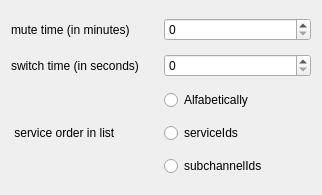
Above: forms/config-helper.ui from JvanKatwijk/qt-dab before the change. Below: the same form after it.
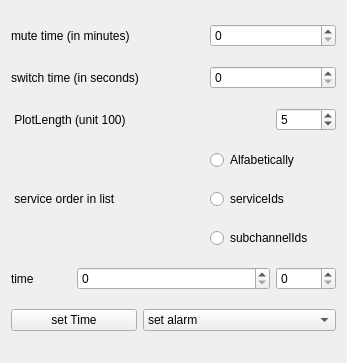
That is the form after the change.

The edit to the form file:
```diff
--- a/forms/config-helper.ui
+++ b/forms/config-helper.ui
@@ -6,43 +6,63 @@
    <rect>
     <x>0</x>
     <y>0</y>
-    <width>322</width>
-    <height>195</height>
+    <width>347</width>
+    <height>363</height>
    </rect>
   </property>
   <property name="windowTitle">
    <string>Configuration</string>
   </property>
   <layout class="QGridLayout" name="gridLayout">
-   <item row="0" column="0">
+   <item row="0" column="0" colspan="2">
     <widget class="QLabel" name="label">
      <property name="text">
       <string>mute time (in minutes)</string>
      </property>
     </widget>
    </item>
-   <item row="0" column="1">
+   <item row="0" column="3" colspan="2">
     <widget class="QSpinBox" name="muteTimeSetting">
      <property name="toolTip">
       <string>Set here the mute time in minutes</string>
      </property>
     </widget>
    </item>
-   <item row="1" column="0">
+   <item row="1" column="0" colspan="3">
     <widget class="QLabel" name="label_2">
      <property name="text">
       <string>switch time (in seconds)</string>
      </property>
     </widget>
    </item>
-   <item row="1" column="1">
+   <item row="1" column="3" colspan="2">
     <widget class="QSpinBox" name="switchTimeSetting">
      <property name="toolTip">
       <string>Set here the delay, when searching for data in a channel, in seconds</string>
      </property>
     </widget>
    </item>
-   <item row="2" column="1">
+   <item row="2" column="0" colspan="2">
+    <widget class="QLabel" name="label_5">
+     <property name="text">
+      <string> PlotLength (unit 100)</string>
+     </property>
+    </widget>
+   </item>
+   <item row="2" column="4">
+    <widget class="QSpinBox" name="plotLengthSetting">
+     <property name="minimum">
+      <number>1</number>
+     </property>
+     <property name="maximum">
+      <number>10</number>
+     </property>
+     <property name="value">
+      <number>5</number>
+     </property>
+    </widget>
+   </item>
+   <item row="3" column="3" colspan="2">
     <widget class="QRadioButton" name="orderAlfabetical">
      <property name="text">
       <string>Alfabetically</string>
@@ -52,14 +72,14 @@
      </attribute>
     </widget>
    </item>
-   <item row="3" column="0">
+   <item row="4" column="0" colspan="2">
     <widget class="QLabel" name="label_3">
      <property name="text">
       <string> service order in list</string>
      </property>
     </widget>
    </item>
-   <item row="3" column="1">
+   <item row="4" column="3" colspan="2">
     <widget class="QRadioButton" name="orderServiceIds">
      <property name="text">
       <string>serviceIds</string>
@@ -69,7 +89,7 @@
      </attribute>
     </widget>
    </item>
-   <item row="4" column="1">
+   <item row="5" column="3" colspan="2">
     <widget class="QRadioButton" name="ordersubChannelIds">
      <property name="text">
       <string>subchannelIds</string>
@@ -79,6 +99,51 @@
      </attribute>
     </widget>
    </item>
+   <item row="6" column="0">
+    <widget class="QLabel" name="label_4">
+     <property name="text">
+      <string>time</string>
+     </property>
+    </widget>
+   </item>
+   <item row="6" column="1" colspan="3">
+    <widget class="QSpinBox" name="alarm_hours">
+     <property name="maximum">
+      <number>23</number>
+     </property>
+    </widget>
+   </item>
+   <item row="6" column="4">
+    <widget class="QSpinBox" name="alarm_minutes">
+     <property name="maximum">
+      <number>59</number>
+     </property>
+    </widget>
+   </item>
+   <item row="7" column="0" colspan="2">
+    <widget class="QPushButton" name="setTime_button">
+     <property name="text">
+      <string>set Time</string>
+     </property>
+    </widget>
+   </item>
+   <item row="7" column="2" colspan="3">
+    <widget class="QComboBox" name="alarmSelector">
+     <property name="toolTip">
+      <string>An alarm can be set. If the alarm time is reached, the selected service will be chosen.</string>
+     </property>
+     <item>
+      <property name="text">
+       <string>set alarm</string>
+      </property>
+     </item>
+     <item>
+      <property name="text">
+       <string>remove alarm</string>
+      </property>
+     </item>
+    </widget>
+   </item>
   </layout>
  </widget>
  <resources/>
```
